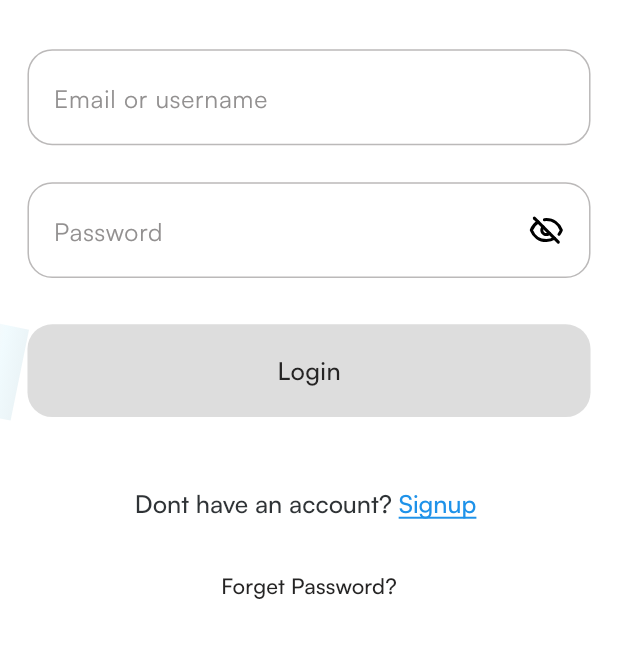
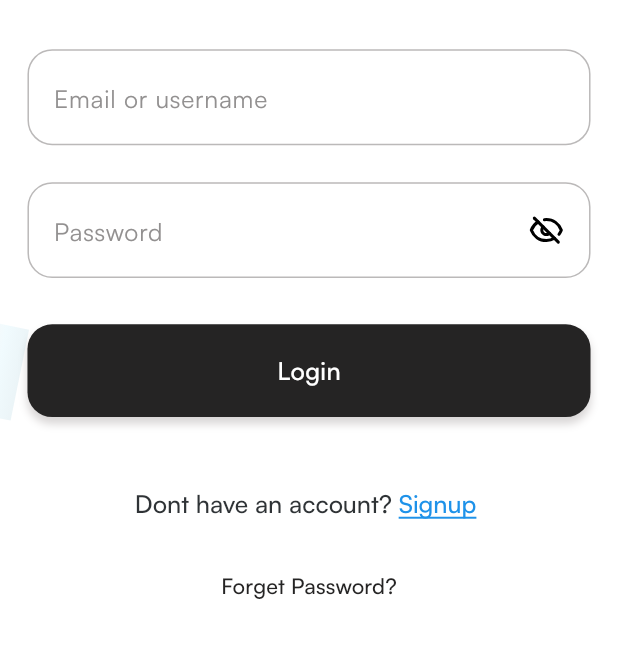
Before and after one commit to chimezie-git/Nitrobills-frontend-backup, a Flutter app: the SigninPage screen opened directly, on a phone screen of 412 x 824 dp, the part 79-737 px from its top. Run offline on Flutter 3.47's test engine with Material 3 defaults, Android fonts, the phone set to English and light mode, and no system bars; our stand-ins replace confetti, dio, either_dart, equatable, expandable, flutter_local_notifications and 13 more; missing offline and left inert: el_tooltip, fluttercontactpicker; accounts and stored records are empty.

Commit message:
fix: ball loader size reduced to 60

```diff
--- a/lib/app/data/services/account/user_account_service.dart
+++ b/lib/app/data/services/account/user_account_service.dart
@@ -1,6 +1,7 @@
 import 'package:dio/dio.dart' as dio;
 import 'package:either_dart/either.dart';
 import 'package:get/get.dart';
+import 'dart:developer';
 import 'package:nitrobills/app/controllers/account/user_account_controller.dart';
 import 'package:nitrobills/app/data/models/user_account.dart';
 import 'package:nitrobills/app/data/provider/app_error.dart';
@@ -20,6 +21,7 @@ class UserAccountService {
         });
 
     if (response.isRight) {
+      log(response.right.data);
       Map responseData = Map.from(response.right.data);
       if (response.right.statusCode == 200) {
         return Right(
--- a/lib/app/ui/global_widgets/buttons/elevated_primary_button.dart
+++ b/lib/app/ui/global_widgets/buttons/elevated_primary_button.dart
@@ -105,17 +105,11 @@ class _ElevatedPrimaryButtonState extends State<ElevatedPrimaryButton>
                     ),
                   ),
                   if (widget.status.isLoading)
-                    Positioned(
-                      top: -15.h,
-                      left: 0,
-                      right: 0,
-                      child: const Row(
-                        mainAxisAlignment: MainAxisAlignment.center,
-                        children: [
-                          BallLoader(),
-                        ],
-                      ),
-                    )
+                    const Positioned.fill(
+                        child: Align(
+                      alignment: Alignment.center,
+                      child: BallLoader(),
+                    ))
                 ],
               ),
             ),
--- a/lib/app/ui/global_widgets/loaders/ball_loader.dart
+++ b/lib/app/ui/global_widgets/loaders/ball_loader.dart
@@ -35,11 +35,11 @@ class _BallLoaderState extends State<BallLoader>
   Widget build(BuildContext context) {
     return Lottie.asset(
       NbLottie.ballLoaderV2,
-      height: 80.r,
-      width: 80.r,
+      height: 60.r,
+      width: 60.r,
       // alignment: Alignment(0, -1),
       alignment: Alignment.topCenter,
-      fit: BoxFit.fitWidth,
+      fit: BoxFit.cover,
       controller: _controller,
       onLoaded: (composition) {
         _controller
--- a/lib/app/ui/pages/auth/signin_page.dart
+++ b/lib/app/ui/pages/auth/signin_page.dart
@@ -167,7 +167,7 @@ class _SigninPageState extends State<SigninPage> {
                         valueListenable: buttonStatus,
                         builder: (context, value, child) {
                           return ElevatedPrimaryButton(
-                            status: value,
+                            status: ButtonEnum.active,
                             text: "Login",
                             onTap: _login,
                           );
--- a/lib/nitrobills.dart
+++ b/lib/nitrobills.dart
@@ -22,6 +22,7 @@ class NitroBills extends StatelessWidget {
       builder: (_, context) {
         return GetMaterialApp(
           title: 'Nitro Bills',
+          debugShowCheckedModeBanner: false,
           navigatorKey: NbUtils.nav,
           theme: ThemeData(
             colorScheme: ColorScheme.fromSeed(seedColor: Colors.deepPurple),
@@ -32,7 +33,6 @@ class NitroBills extends StatelessWidget {
           initialBinding: InitialBinding(),
           builder: (context, child) => TabOverlay(child: child ?? Container()),
           home: const SplashPage(),
-
         );
       },
     );
--- a/pubspec.yaml
+++ b/pubspec.yaml
@@ -78,8 +78,9 @@ flutter_launcher_icons:
   android: "launcher_icon"
   ios: true
   image_path: "assets/images/logo.png"
+  background_color: '#0c0c0c'
   remove_alpha_ios: true
-  adaptive_icon_background: "000000"
+  adaptive_icon_background: "#0c0c0c"
 
 # For information on the generic Dart part of this file, see the
 # following page: https://dart.dev/tools/pub/pubspec
```
Also changed, not shown: lib/app/ui/pages/auth/otp_code_verification.dart (+4 -3 lines), lib/app/ui/pages/auth/signup_page.dart (+11 -3 lines), 12 other files.
